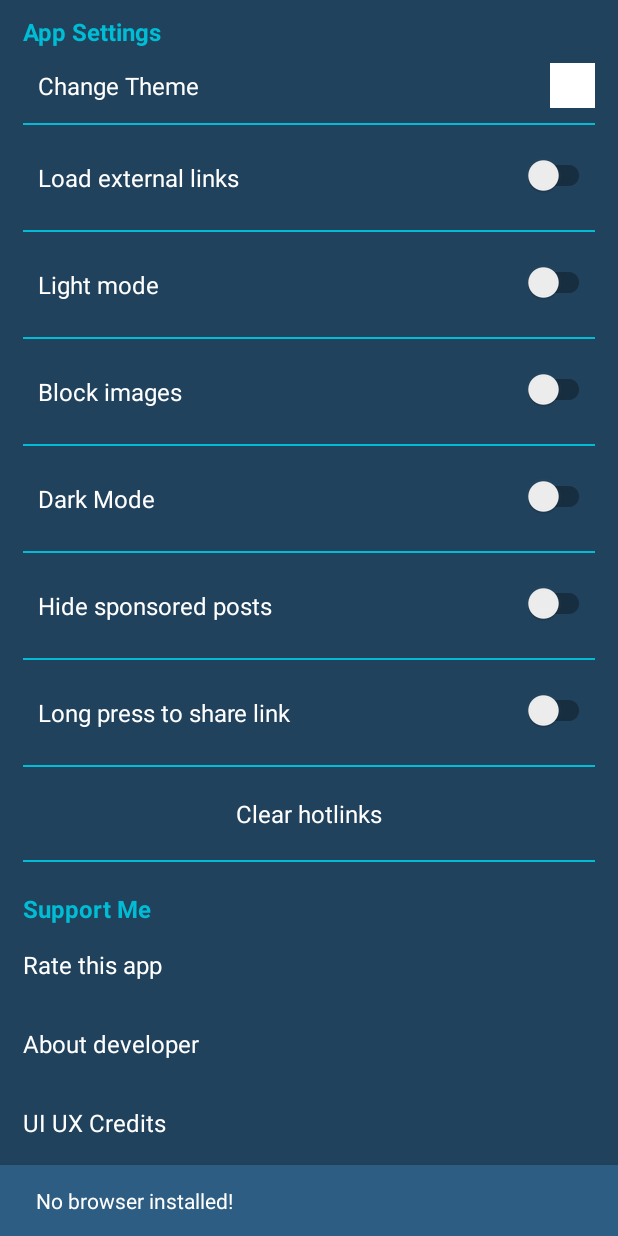
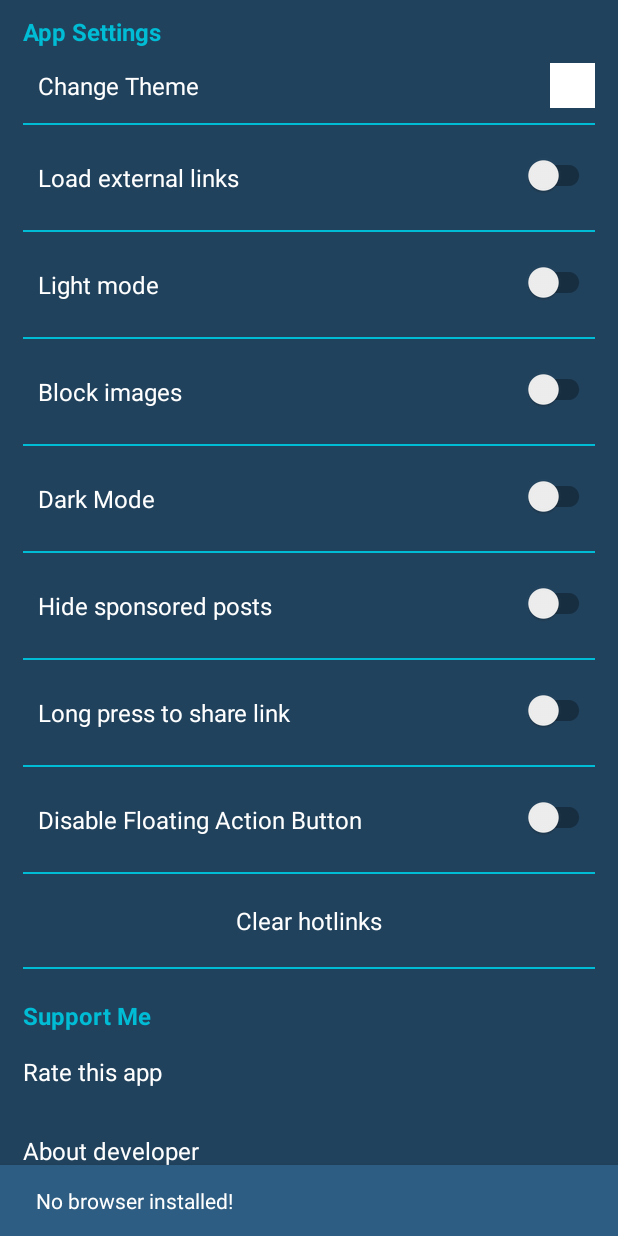
Before and after one commit to adityadroid/facelyt, an Android app: the SettingsActivity screen opened directly, with no data from a screen before it, after a tap on "About developer", on a phone screen of 412 x 824 dp. Run offline under Robolectric (Android 15) with nearby library versions, the phone set to English and light mode, and no system bars; 1 statement that could not run was skipped; 2 other taps on this screen came first.

Commit message:
Store Release 2.5.1

```diff
--- a/app/build.gradle
+++ b/app/build.gradle
@@ -7,8 +7,8 @@ android {
         applicationId 'com.adityaadi1467.facelytx'
         minSdkVersion 15
         targetSdkVersion 25
-        versionCode 10
-        versionName '2.5.0'
+        versionCode 11
+        versionName '2.5.1'
     }
     buildTypes {
         release {
--- a/app/src/main/java/com/adityaadi1467/facelytx/SettingsActivity.java
+++ b/app/src/main/java/com/adityaadi1467/facelytx/SettingsActivity.java
@@ -28,7 +28,7 @@ import static com.adityaadi1467.facelytx.Utilities.Common.themes;
 
 public class SettingsActivity extends AppCompatActivity implements View.OnClickListener, SwitchCompat.OnCheckedChangeListener {
 
-    SwitchCompat lightModeToggle, externalLinksToggle, blockImagesToggle, darkModeToggle, sponsoredPostsToggle, longPressToShareToggle;
+    SwitchCompat fabToggle,lightModeToggle, externalLinksToggle, blockImagesToggle, darkModeToggle, sponsoredPostsToggle, longPressToShareToggle;
     TextView clearHotLinksTv, aboutDevTv, versionTv,rateUsTv,graphicsTv;
     SharedPreferences settings;
     SharedPreferences.Editor editor;
@@ -36,6 +36,7 @@ public class SettingsActivity extends AppCompatActivity implements View.OnClickL
     String url;
     RelativeLayout themeChangeLayout;
     ImageView themePreview;
+
 
 
     @Override
@@ -58,6 +59,7 @@ public class SettingsActivity extends AppCompatActivity implements View.OnClickL
         aboutDevTv = (TextView)findViewById(R.id.aboutDeveloperTextView);
         versionTv = (TextView)findViewById(R.id.versionTextView);
         rateUsTv = (TextView)findViewById(R.id.rateThisAppTextView);
+        fabToggle = (SwitchCompat)findViewById(R.id.fabToggle);
         lightModeToggle = (SwitchCompat)findViewById(R.id.lightModeToggle);
         externalLinksToggle = (SwitchCompat)findViewById(R.id.externalLinkToggle);
         blockImagesToggle = (SwitchCompat)findViewById(R.id.blockImagesToggle);
@@ -80,9 +82,10 @@ public class SettingsActivity extends AppCompatActivity implements View.OnClickL
         darkModeToggle.setOnCheckedChangeListener(this);
         sponsoredPostsToggle.setOnCheckedChangeListener(this);
         longPressToShareToggle.setOnCheckedChangeListener(this);
-
+        fabToggle.setOnCheckedChangeListener(this);
+        fabToggle.setChecked(settings.getBoolean("fab_button",false));
         lightModeToggle.setChecked(settings.getBoolean("light_mode",false));
-        blockImagesToggle.setChecked(settings.getBoolean("block_images",false));
+        blockImagesToggle.setChecked(settings.getBoolean("block_image",false));
         externalLinksToggle.setChecked(settings.getBoolean("external",false));
         darkModeToggle.setChecked(settings.getBoolean("dark_mode",false));
         sponsoredPostsToggle.setChecked(settings.getBoolean("sponsored_posts",false));
@@ -261,6 +264,13 @@ public class SettingsActivity extends AppCompatActivity implements View.OnClickL
                     editor.putBoolean("link_sharing",false);
                 }
                 break;
+            case R.id.fabToggle:
+                if(b){
+                    editor.putBoolean("fab_button",true);
+                }else{
+                    editor.putBoolean("fab_button",false);
+                }
+                break;
         }
    //    Common.showSnack(versionTv, SettingsActivity.this,"Changes applied!");
         editor.commit();
--- a/app/src/main/res/layout/activity_settings.xml
+++ b/app/src/main/res/layout/activity_settings.xml
@@ -248,6 +248,37 @@
                 android:background="?attr/colorAccent"
                 android:layout_width="match_parent"
                 android:layout_height="1dp"/>
+            <RelativeLayout
+
+                android:layout_marginLeft="15dp"
+                android:layout_marginRight="15dp"
+                android:layout_marginTop="10dp"
+                android:layout_marginBottom="10dp"
+                android:layout_width="match_parent"
+                android:layout_height="wrap_content">
+                <TextView
+                    android:textSize="16sp"
+                    android:textColor="?attr/textColor"
+                    android:layout_centerVertical="true"
+                    android:layout_width="wrap_content"
+                    android:text="Disable Floating Action Button"
+                    android:layout_marginLeft="10dp"
+                    android:layout_height="wrap_content" />
+                <android.support.v7.widget.SwitchCompat
+                    android:layout_marginTop="10dp"
+                    android:layout_alignParentRight="true"
+                    android:shadowColor="?attr/colorAccent"
+                    android:gravity="right"
+                    android:layout_width="wrap_content"
+                    android:layout_height="40dp"
+                    android:id="@+id/fabToggle" />
+            </RelativeLayout>
+            <View
+                android:layout_marginLeft="15dp"
+                android:layout_marginRight="15dp"
+                android:background="?attr/colorAccent"
+                android:layout_width="match_parent"
+                android:layout_height="1dp"/>
 
             <RelativeLayout
 
--- a/app/src/main/res/layout/view_feed_toolbar.xml
+++ b/app/src/main/res/layout/view_feed_toolbar.xml
@@ -6,6 +6,7 @@
     android:layout_height="45dp"
     android:background="?attr/colorPrimary"
     app:elevation="0dp"
+    app:layout_collapseMode="pin"
     app:theme="@style/ThemeOverlay.AppCompat.Dark.ActionBar">
 
     <RelativeLayout
```
Also changed, not shown: app/src/main/java/com/adityaadi1467/facelytx/MainActivity.java (+21 -8 lines), 1 other file.
